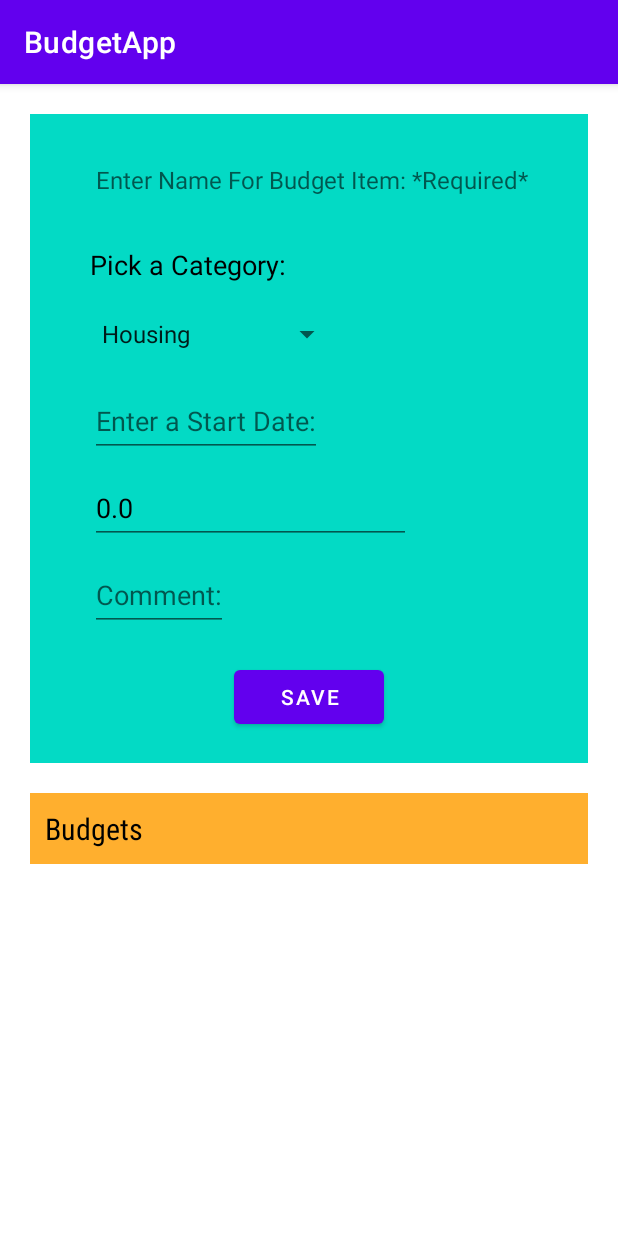
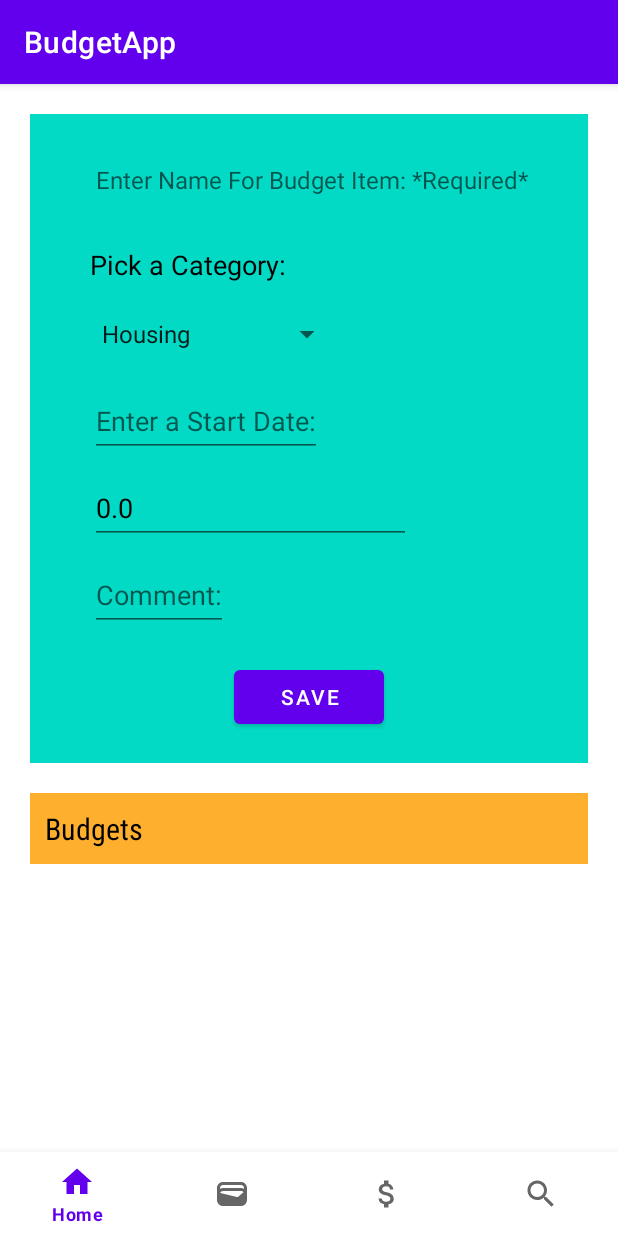
Before and after one commit to lillieayer/budgettracker, an Android app: the BudgetActivity screen opened directly, with no data from a screen before it, on a phone screen of 412 x 824 dp. Run offline under Robolectric (Android 15) with nearby library versions, the phone set to English and light mode, and no system bars; our stand-ins replace Firebase (no records; nobody signed in at launch, a user with empty details on screens opened directly); 2 statements that could not run were skipped.

```diff
--- a/app/src/main/java/cs445/budgetapp/MainActivity.java
+++ b/app/src/main/java/cs445/budgetapp/MainActivity.java
@@ -24,7 +24,7 @@ public class MainActivity extends AppCompatActivity {
         super.onCreate(savedInstanceState);
         setContentView(R.layout.activity_main);
 
-        BottomNavigationView bottomNavigationView=findViewById(R.id.bottom_navigation);
+        BottomNavigationView bottomNavigationView=findViewById(R.id.bottom_navigation_main);
 
         // Set Home selected
         bottomNavigationView.setSelectedItemId(R.id.main_activity_container);
@@ -51,8 +51,6 @@ public class MainActivity extends AppCompatActivity {
 
 
 
-
-
     }
 
 
--- a/app/src/main/java/cs445/budgetapp/ui/budget/BudgetActivity.java
+++ b/app/src/main/java/cs445/budgetapp/ui/budget/BudgetActivity.java
@@ -7,6 +7,7 @@ import androidx.recyclerview.widget.LinearLayoutManager;
 import androidx.recyclerview.widget.RecyclerView;
 
 import android.app.Application;
+import android.content.Intent;
 import android.os.Bundle;
 import android.text.Editable;
 import android.text.TextWatcher;
@@ -16,29 +17,31 @@ import android.widget.AdapterView;
 import android.widget.Button;
 import android.widget.EditText;
 import android.widget.Spinner;
+import android.widget.Toast;
 
 
+import com.google.android.gms.tasks.OnCompleteListener;
+import com.google.android.gms.tasks.Task;
+import com.google.android.material.bottomnavigation.BottomNavigationView;
 import com.google.firebase.auth.FirebaseAuth;
 import com.google.firebase.auth.FirebaseUser;
 import com.google.firebase.database.ChildEventListener;
 import com.google.firebase.database.DataSnapshot;
 import com.google.firebase.database.DatabaseError;
 import com.google.firebase.database.DatabaseReference;
+import com.google.firebase.database.ValueEventListener;
 
 import java.util.ArrayList;
 import java.util.List;
 
+import cs445.budgetapp.MainActivity;
 import cs445.budgetapp.MyApplication;
 import cs445.budgetapp.R;
 import cs445.budgetapp.data.model.LoggedInUser;
 
 public class BudgetActivity extends AppCompatActivity {
 
-    EditText editName, editDate, editAmt, editComment;
-    Button saveButton;
-    Spinner categorySpinner;
     String budgetCategory, budgetName;
-    List<Budget> budgetList;
     String email;
     private MyApplication app;
 
@@ -50,15 +53,21 @@ public class BudgetActivity extends AppCompatActivity {
         super.onCreate(savedInstanceState);
         setContentView(R.layout.activity_budget);
 
-        categorySpinner = findViewById(R.id.edit_budget_category);
-        saveButton = findViewById(R.id.saveButton);
+        Spinner categorySpinner = findViewById(R.id.edit_budget_category);
+        Button saveButton = findViewById(R.id.saveButton);
         // Find UI elements
-        editName = findViewById(R.id.edit_budget_name);
-        editDate = findViewById(R.id.edit_budget_date);
-        editAmt = findViewById(R.id.edit_budget_amt);
-        editComment = findViewById(R.id.edit_budget_comment);
+        EditText editName = findViewById(R.id.edit_budget_name);
+        EditText editDate = findViewById(R.id.edit_budget_date);
+        EditText editAmt = findViewById(R.id.edit_budget_amt);
+        EditText editComment = findViewById(R.id.edit_budget_comment);
         // initialzie app ref
         app = new MyApplication();
+        // setup recycler view components
+        List<Budget> budgetList = new ArrayList<>();
+        BudgetAdapter budgetAdapter = new BudgetAdapter(budgetList);
+        RecyclerView recyclerView = findViewById(R.id.recycler_view);
+        recyclerView.setLayoutManager(new LinearLayoutManager(this));
+        recyclerView.setAdapter(budgetAdapter);
         // get user to access auth email
         FirebaseUser currUser = app.getAuthUser();
         if (currUser != null) {
@@ -66,13 +75,63 @@ public class BudgetActivity extends AppCompatActivity {
             // initialize db reference for access
             userData = app.getDb().getReference("/Users").child(email);
             // generate unique key for budget storage
-
-            BudgetAdapter budgetAdapter = new BudgetAdapter(budgetList);
-            RecyclerView recyclerView = findViewById(R.id.recycler_view);
-            recyclerView.setLayoutManager(new LinearLayoutManager(this));
-            recyclerView.setAdapter(budgetAdapter);
+        }
+        // retrieve users past budgets
+        userData.addListenerForSingleValueEvent(new ValueEventListener() {
+            @Override
+            public void onDataChange(@NonNull DataSnapshot pastBudgets) {
+                for (DataSnapshot budget : pastBudgets.getChildren()){
+                    String key = budget.getKey();
+                    String value = budget.getValue(String.class);
+                    Log.d("TAG", "Key: " + key + ", Value: " + value);
 
                 }
+            }
+
+            @Override
+            public void onCancelled(@NonNull DatabaseError error) {
+
+            }
+        });
+
+
+
+
+        // access firebase and read current data to budgetList
+
+
+        userData.addChildEventListener(new ChildEventListener() {
+            @Override
+            public void onChildAdded(@NonNull DataSnapshot snapshot, @Nullable String previousChildName) {
+                Budget new_budget = snapshot.getValue(Budget.class);
+                budgetList.add(new_budget);
+
+            }
+
+            @Override
+            public void onChildChanged(@NonNull DataSnapshot snapshot, @Nullable String previousChildName) {
+                //not modifying data
+            }
+
+            @Override
+            public void onChildRemoved(@NonNull DataSnapshot snapshot) {
+                Budget old_budget = snapshot.getValue(Budget.class);
+                budgetList.remove(old_budget);
+
+            }
+
+            @Override
+            public void onChildMoved(@NonNull DataSnapshot snapshot, @Nullable String previousChildName) {
+                //ignore
+            }
+
+            @Override
+            public void onCancelled(@NonNull DatabaseError error) {
+                //ignore
+            }
+        });
+
+
 
         saveButton.setOnClickListener(view -> {
             // get user input
@@ -105,11 +164,6 @@ public class BudgetActivity extends AppCompatActivity {
 
             }
         });
-    }
-
-    @Override
-    public void onResume(){
-    super.onResume();
 
         editName.addTextChangedListener(new TextWatcher() {
             @Override
@@ -134,37 +188,41 @@ public class BudgetActivity extends AppCompatActivity {
             }
         });
 
+        BottomNavigationView bottomNavigationView = findViewById(R.id.bottom_navigation_budget);
 
-        userData.addChildEventListener(new ChildEventListener() {
-            @Override
-            public void onChildAdded(@NonNull DataSnapshot snapshot, @Nullable String previousChildName) {
-                Budget new_budget = snapshot.getValue(Budget.class);
-                budgetList.add(new_budget);
+        // Set Home selected
+        bottomNavigationView.setSelectedItemId(R.id.main_activity_container);
 
-            }
-
-            @Override
-            public void onChildChanged(@NonNull DataSnapshot snapshot, @Nullable String previousChildName) {
-
-            }
-
-            @Override
-            public void onChildRemoved(@NonNull DataSnapshot snapshot) {
-                Budget old_budget = snapshot.getValue(Budget.class);
-                budgetList.remove(old_budget);
-
-            }
-
-            @Override
-            public void onChildMoved(@NonNull DataSnapshot snapshot, @Nullable String previousChildName) {
-
-            }
-
-            @Override
-            public void onCancelled(@NonNull DatabaseError error) {
-
+        // Perform item selected listener
+        bottomNavigationView.setOnItemReselectedListener(item -> {
+            Intent intent;
+            switch(item.getItemId())
+            {
+                case R.id.navigation_budget:
+                    intent = new Intent(getApplicationContext(), BudgetActivity.class);
+                    startActivity(intent);
+                    break;
+                case R.id.navigation_expenses:
+                    Toast.makeText(getApplicationContext(), "Going to expense tracker!", Toast.LENGTH_SHORT).show();
+                    break;
+                case R.id.navigation_search:
+                    Toast.makeText(getApplicationContext(), "Going to webview!", Toast.LENGTH_SHORT).show();
+                    break;
+                default:
+                    startActivity(new Intent(getApplicationContext(), MainActivity.class));
             }
         });
     }
 
+
+    // update recycler view to show budget list on ui
+
+
+    @Override
+    public void onStop(){
+        super.onStop();
+        app = null;
+        userData = null;
     }
+
+}
--- a/app/src/main/java/cs445/budgetapp/ui/login/LoginActivity.java
+++ b/app/src/main/java/cs445/budgetapp/ui/login/LoginActivity.java
@@ -90,6 +90,7 @@ public class LoginActivity extends AppCompatActivity {
 
     }
 
+
     private void logInUser(String username, String pw){
         FirebaseAuth mAuth = FirebaseAuth.getInstance();
         mAuth.signInWithEmailAndPassword(username, pw)
@@ -109,4 +110,6 @@ public class LoginActivity extends AppCompatActivity {
 
 
 
+
+
 }
--- a/app/src/main/java/cs445/budgetapp/ui/login/LoginViewModel.java
+++ b/app/src/main/java/cs445/budgetapp/ui/login/LoginViewModel.java
@@ -43,9 +43,7 @@ public class LoginViewModel extends ViewModel {
         if (result instanceof Result.Success) {
             LoggedInUser data = ((Result.Success<LoggedInUser>) result).getData();
             loginResult.setValue(new LoginResult(new LoggedInUserView(data.getDisplayName())));
-            // save logged in user in global storage
-            MyApplication app = new MyApplication();
-            app.setCurrUser(data);
+
         } else {
             loginResult.setValue(new LoginResult(R.string.login_failed));
         }
--- a/app/src/main/res/layout/activity_budget.xml
+++ b/app/src/main/res/layout/activity_budget.xml
@@ -1,12 +1,17 @@
 <?xml version="1.0" encoding="utf-8"?>
-<LinearLayout xmlns:android="http://schemas.android.com/apk/res/android"
+<RelativeLayout xmlns:android="http://schemas.android.com/apk/res/android"
     xmlns:app="http://schemas.android.com/apk/res-auto"
     xmlns:tools="http://schemas.android.com/tools"
     android:layout_width="match_parent"
     android:layout_height="match_parent"
-    android:orientation="vertical"
     android:id="@+id/budget_activity_container"
     tools:context=".ui.budget.BudgetActivity">
+
+        <LinearLayout
+            android:layout_width="match_parent"
+            android:layout_height="match_parent"
+            android:orientation="vertical"
+            android:id="@+id/budget_contents_container">
 
                 <LinearLayout xmlns:android="http://schemas.android.com/apk/res/android"
                     xmlns:app="http://schemas.android.com/apk/res-auto"
@@ -115,6 +120,15 @@
             android:layout_marginLeft="20dp"
             android:layout_marginRight="20dp"/>
 
+        </LinearLayout>
+
+        <com.google.android.material.bottomnavigation.BottomNavigationView
+            android:id="@+id/bottom_navigation_budget"
+            android:layout_width="match_parent"
+            android:layout_height="wrap_content"
+            android:layout_alignParentBottom="true"
+            app:menu="@menu/bottom_navigation_menu"
+            />
 
 
-</LinearLayout>
+</RelativeLayout>
--- a/app/src/main/res/layout/activity_main.xml
+++ b/app/src/main/res/layout/activity_main.xml
@@ -11,7 +11,7 @@
     tools:context=".MainActivity">
 
     <com.google.android.material.bottomnavigation.BottomNavigationView
-        android:id="@+id/bottom_navigation"
+        android:id="@+id/bottom_navigation_main"
         android:layout_width="match_parent"
         android:layout_height="wrap_content"
         android:layout_alignParentBottom="true"
```
Also changed, not shown: app/src/main/java/cs445/budgetapp/ui/login/SignUpFragment.java (+9 -13 lines), app/src/main/res/layout/fragment_sign_up.xml (+5 -4 lines). Lines whose indentation alone changed are shown as unchanged.
